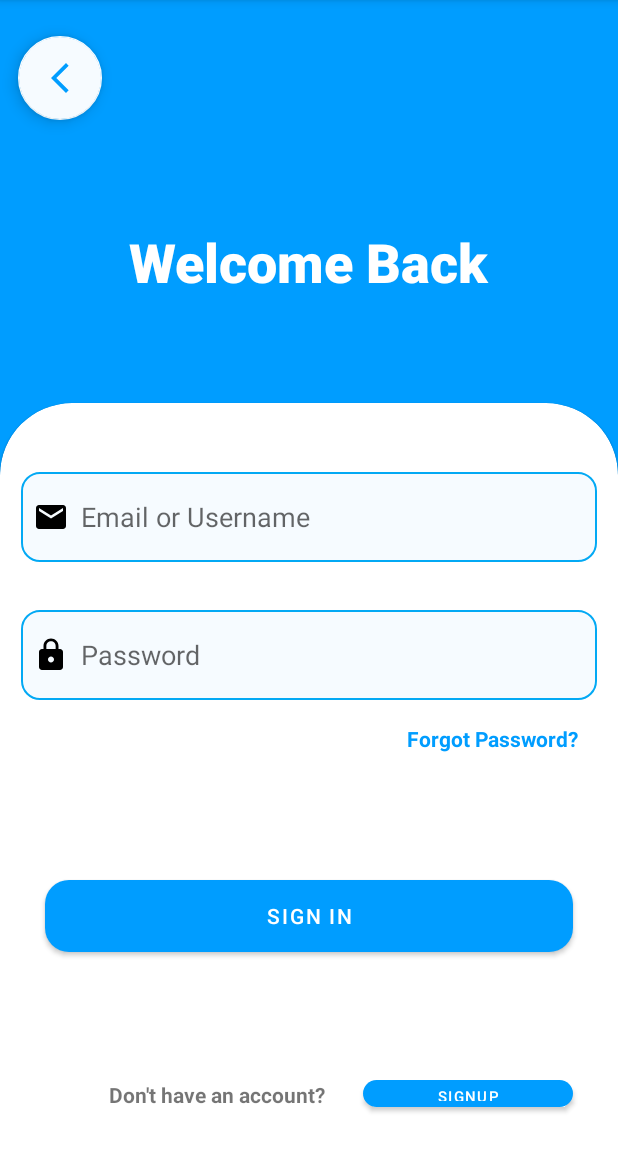
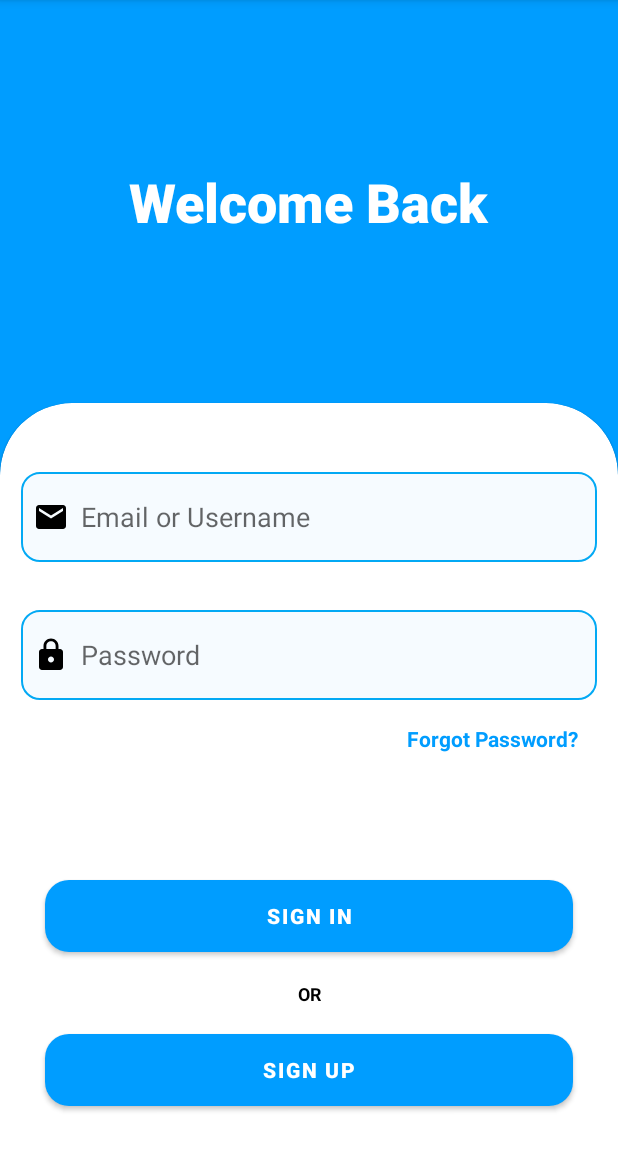
Before and after one commit to IT21346668/MAD-EDUXO, an Android app: the screen it shows after launch (login), on a phone screen of 412 x 824 dp, the part 84-1236 px from its top. Run offline under Robolectric (Android 15) with nearby library versions, the light colour scheme and no system bars; our stand-ins replace Firebase (no records; nobody signed in at launch, a user with empty details on screens opened directly).

Commit message:
initial commit

```diff
--- a/app/build.gradle
+++ b/app/build.gradle
@@ -44,6 +44,8 @@ dependencies {
     implementation 'com.google.android.material:material:1.8.0'
     implementation 'androidx.constraintlayout:constraintlayout:2.1.4'
     implementation 'com.google.firebase:firebase-auth-ktx:22.0.0'
+    implementation 'com.google.firebase:firebase-database:20.2.1'
+    implementation 'com.google.firebase:firebase-database-ktx:20.2.1'
     testImplementation 'junit:junit:4.13.2'
     androidTestImplementation 'androidx.test.ext:junit:1.1.5'
     androidTestImplementation 'androidx.test.espresso:espresso-core:3.5.1'
--- a/app/src/main/AndroidManifest.xml
+++ b/app/src/main/AndroidManifest.xml
@@ -12,12 +12,14 @@
         android:theme="@style/Theme.Login_"
         tools:targetApi="31">
         <activity
+            android:name=".ResetPasswordActivity"
+            android:exported="false" />
+        <activity
             android:name=".MainActivity"
             android:exported="true" />
         <activity
             android:name=".signup"
             android:exported="true" />
-
         <activity
             android:name=".login"
             android:exported="true">
@@ -27,7 +29,6 @@
                 <category android:name="android.intent.category.LAUNCHER" />
             </intent-filter>
         </activity>
-
     </application>
 
 </manifest>
--- a/app/src/main/java/com/example/login_/login.kt
+++ b/app/src/main/java/com/example/login_/login.kt
@@ -4,6 +4,7 @@ import android.content.Intent
 import androidx.appcompat.app.AppCompatActivity
 import android.os.Bundle
 import android.widget.Button
+import android.widget.TextView
 import android.widget.Toast
 import com.example.login_.databinding.ActivityLoginBinding
 import com.google.firebase.auth.FirebaseAuth
@@ -13,22 +14,16 @@ class login : AppCompatActivity() {
     private  lateinit var binding: ActivityLoginBinding
     private lateinit var firebaseAuth: FirebaseAuth
     private lateinit var loginbtn:Button
-
+    private lateinit var btnResetPassword:TextView
 
 
     override fun onCreate(savedInstanceState: Bundle?) {
         super.onCreate(savedInstanceState)
 
-
-
-
-
-
         binding = ActivityLoginBinding.inflate(layoutInflater)
         setContentView(binding.root)
 
         firebaseAuth = FirebaseAuth.getInstance()
-
 
         binding.textView.setOnClickListener {
             val intent = Intent(this , login::class.java)
@@ -65,7 +60,18 @@ class login : AppCompatActivity() {
                 Toast.makeText(this , "Empty Fields are not Allowed" , Toast.LENGTH_SHORT).show()
             }
 
+
+       }
+        //example
+        btnResetPassword = findViewById(R.id.resetPassword)
+
+        btnResetPassword.setOnClickListener{
+
+            val intent = Intent(this , ResetPasswordActivity::class.java)
+            startActivity(intent)
         }
+
+
 
 
     }
--- a/app/src/main/res/layout/activity_login.xml
+++ b/app/src/main/res/layout/activity_login.xml
@@ -14,19 +14,6 @@
         android:orientation="horizontal"
         app:layout_constraintGuide_percent="0.35" />
 
-    <com.google.android.material.floatingactionbutton.FloatingActionButton
-        android:id="@+id/fab_back"
-        android:layout_width="wrap_content"
-        android:layout_height="wrap_content"
-        android:layout_marginStart="12dp"
-        android:layout_marginTop="24dp"
-        android:clickable="true"
-        app:backgroundTint="@color/app_theme_light"
-        app:layout_constraintStart_toStartOf="parent"
-        app:layout_constraintTop_toTopOf="parent"
-        app:srcCompat="@drawable/baseline_arrow_back_ios_new_24"
-        app:tint="@color/app_theme" />
-
     <TextView
         android:id="@+id/textView"
         android:layout_width="wrap_content"
@@ -39,7 +26,7 @@
         app:layout_constraintBottom_toTopOf="@+id/guideline"
         app:layout_constraintEnd_toEndOf="parent"
         app:layout_constraintStart_toStartOf="parent"
-        app:layout_constraintTop_toBottomOf="@+id/fab_back" />
+        app:layout_constraintTop_toTopOf="parent" />
 
     <com.google.android.material.card.MaterialCardView
         android:id="@+id/cardView"
@@ -55,20 +42,21 @@
 
             <Button
                 android:id="@+id/loginbtn"
-                android:layout_width="140dp"
-                android:layout_height="30dp"
+                android:layout_width="0dp"
+                android:layout_height="60dp"
                 android:layout_marginStart="16dp"
                 android:layout_marginEnd="16dp"
-                android:text="signup"
-                android:textSize="10dp"
+                android:text="sign up"
+                android:textSize="14dp"
+                android:textStyle="bold"
                 app:backgroundTint="@color/app_theme"
                 app:cornerRadius="16dp"
                 app:layout_constraintBottom_toBottomOf="parent"
                 app:layout_constraintEnd_toEndOf="parent"
-                app:layout_constraintHorizontal_bias="1.0"
+                app:layout_constraintHorizontal_bias="0.736"
                 app:layout_constraintStart_toStartOf="parent"
                 app:layout_constraintTop_toBottomOf="@+id/etpassword"
-                app:layout_constraintVertical_bias="0.961" />
+                app:layout_constraintVertical_bias="0.952" />
 
             <EditText
                 android:id="@+id/emailet"
@@ -103,7 +91,7 @@
                 app:layout_constraintTop_toBottomOf="@+id/emailet" />
 
             <TextView
-                android:id="@+id/tv_forgot_password"
+                android:id="@+id/resetPassword"
                 android:layout_width="wrap_content"
                 android:layout_height="wrap_content"
                 android:layout_marginTop="16dp"
@@ -121,6 +109,7 @@
                 android:layout_marginStart="16dp"
                 android:layout_marginEnd="16dp"
                 android:text="Sign in"
+                android:textStyle="bold"
                 app:backgroundTint="@color/app_theme"
                 app:cornerRadius="16dp"
                 app:layout_constraintBottom_toBottomOf="parent"
@@ -141,22 +130,17 @@
             </LinearLayout>
 
             <TextView
-                android:id="@+id/textView4"
-                android:layout_width="172dp"
-                android:layout_height="32dp"
-
-                android:layout_marginStart="44dp"
-                android:layout_marginEnd="47dp"
-                android:layout_weight="0"
-                android:gravity="center"
-                android:text="Don't have an account?"
+                android:id="@+id/textView2"
+                android:layout_width="wrap_content"
+                android:layout_height="wrap_content"
+                android:text="OR"
+                android:textColor="@color/black"
+                android:textSize="12dp"
                 android:textStyle="bold"
-                app:layout_constraintBottom_toBottomOf="parent"
-                app:layout_constraintEnd_toStartOf="@+id/button3"
-                app:layout_constraintHorizontal_bias="0.0"
+                app:layout_constraintBottom_toTopOf="@+id/loginbtn"
+                app:layout_constraintEnd_toEndOf="parent"
                 app:layout_constraintStart_toStartOf="parent"
-                app:layout_constraintTop_toBottomOf="@+id/button"
-                app:layout_constraintVertical_bias="0.901" />
+                app:layout_constraintTop_toBottomOf="@+id/button" />
 
         </androidx.constraintlayout.widget.ConstraintLayout>
 
```
Also changed, not shown: app/src/main/java/com/example/login_/ResetPasswordActivity.kt (added, +54 -0 lines), app/src/main/java/com/example/login_/signup.kt (+23 -0 lines), app/src/main/res/layout/activity_reset_password.xml (added, +93 -0 lines), app/src/main/res/layout/activity_signup.xml (+0 -34 lines).
